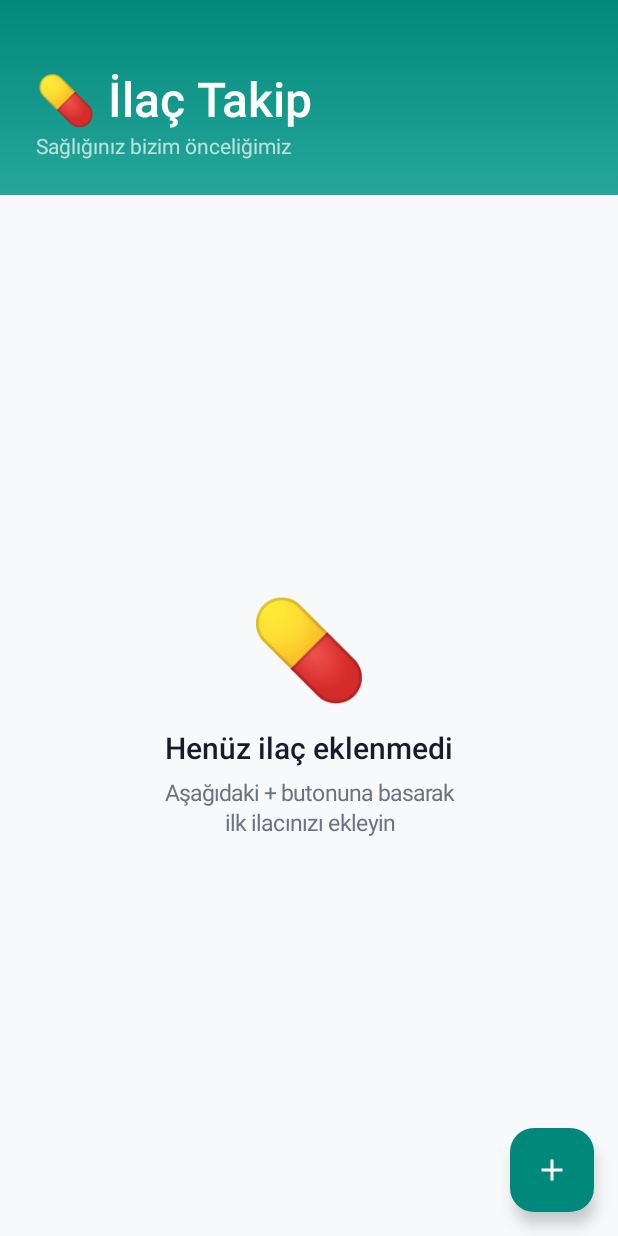
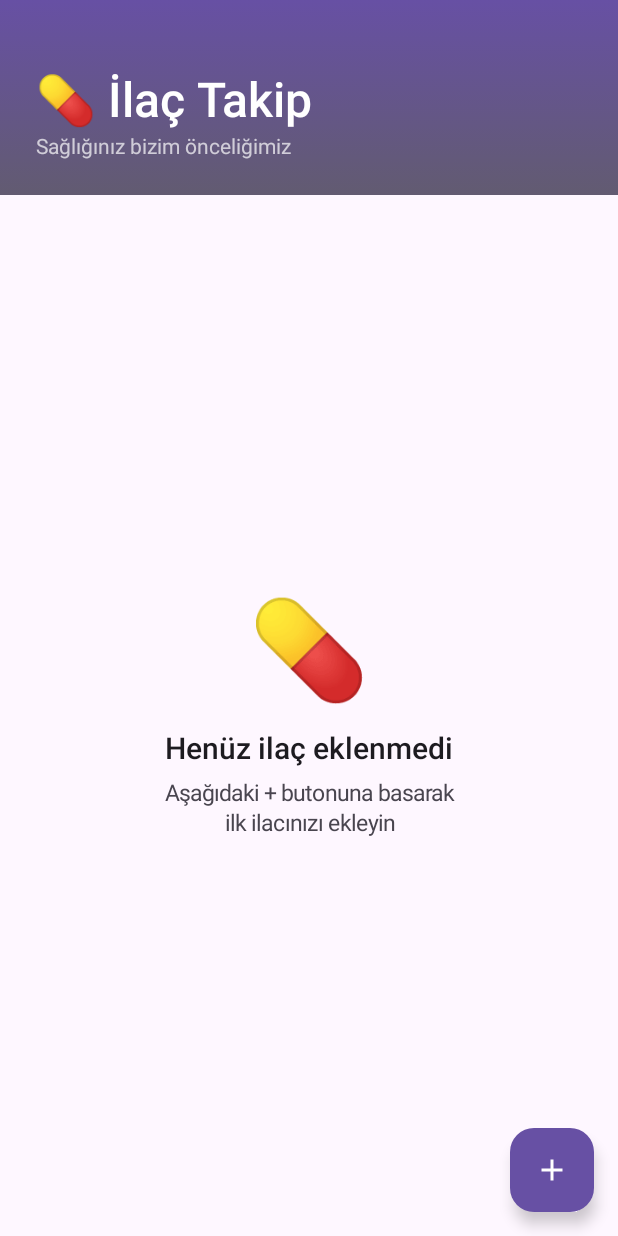
Before and after one commit to ARafiY/IlacTakip-kotlin, an Android app built with Jetpack Compose: the screen it shows after launch (MainActivity), on a phone screen of 412 x 824 dp. Run offline under Robolectric (Android 15) with nearby library versions, the phone set to English and light mode, and no system bars; missing, so only their content is drawn: IlacTakipTheme.

Commit message:
Fix: MainActivity's Compose UI never actually consumed the dynamic ColorScheme
IlacTakipTheme built a proper dynamicColorScheme()-based ColorScheme and
wrapped the content in MaterialTheme, but every color usage in
MainActivity.kt called colorResource(R.color.xxx) directly (the original
fixed teal/coral hex values) instead of MaterialTheme.colorScheme.xxx. The
dynamic scheme was computed and then completely ignored — so on a real
device, Material You dynamic color had zero visible effect, which is what
prompted this fix.

Brand/surface colors (background, primary, surface, onSurface,
onSurfaceVariant) now read from MaterialTheme.colorScheme, covering the
Scaffold background, FAB, header gradient (now primary→secondary instead
of a fixed gradient), medicine name/time/date/note text, card background,
Switch (dropped the custom color override entirely — M3's default Switch
colors already derive from colorScheme.primary), Checkbox, and the delete
icon tint.

Left as direct colorResource() on purpose: status_taken/status_missed and
the indicator_* colors. These are semantic state colors (taken/missed/
expired), not brand colors — they should stay put regardless of the
wallpaper, the same way a warning/error color shouldn't shift with a
dynamic accent.

AddMedicineActivity/AlarmActivity (still XML) have the same underlying
pattern — hardcoded @color/primary etc. instead of ?attr/colorPrimary — so
DynamicColors.applyToActivitiesIfAvailable() is similarly inert there
today. Not fixing that now since those two screens are getting fully
rewritten in Compose in the next phases anyway; fixing throwaway XML would
be wasted effort.

Verified: compileDebugKotlin, testDebugUnitTest (80 tests), assembleDebug
all succeed.

Co-Authored-By: Claude Sonnet 5 <noreply@anthropic.com>

```diff
--- a/app/src/main/java/com/YucelDigital/ilactakip/MainActivity.kt
+++ b/app/src/main/java/com/YucelDigital/ilactakip/MainActivity.kt
@@ -42,9 +42,9 @@ import androidx.compose.material3.Checkbox
 import androidx.compose.material3.CheckboxDefaults
 import androidx.compose.material3.FloatingActionButton
 import androidx.compose.material3.Icon
+import androidx.compose.material3.MaterialTheme
 import androidx.compose.material3.Scaffold
 import androidx.compose.material3.Switch
-import androidx.compose.material3.SwitchDefaults
 import androidx.compose.material3.Text
 import androidx.compose.material3.TextButton
 import androidx.compose.runtime.Composable
@@ -450,12 +450,12 @@ private fun MainScreen(
     onDeleteConfirmed: (Medicine) -> Unit,
 ) {
     Scaffold(
-        containerColor = colorResource(R.color.app_background),
+        containerColor = MaterialTheme.colorScheme.background,
         floatingActionButton = {
             FloatingActionButton(
                 onClick = onAddClick,
-                containerColor = colorResource(R.color.primary),
-                contentColor = colorResource(R.color.white),
+                containerColor = MaterialTheme.colorScheme.primary,
+                contentColor = MaterialTheme.colorScheme.onPrimary,
             ) {
                 Icon(painterResource(R.drawable.ic_add), contentDescription = "Yeni İlaç Ekle")
             }
@@ -493,27 +493,27 @@ private fun MainScreen(
 
 @Composable
 private fun Header() {
+    val primary = MaterialTheme.colorScheme.primary
+    val secondary = MaterialTheme.colorScheme.secondary
+    val onPrimary = MaterialTheme.colorScheme.onPrimary
+
     Column(
         modifier = Modifier
             .fillMaxWidth()
-            .background(
-                Brush.verticalGradient(
-                    listOf(colorResource(R.color.gradient_start), colorResource(R.color.gradient_end)),
-                ),
-            )
+            .background(Brush.verticalGradient(listOf(primary, secondary)))
             .padding(horizontal = 24.dp)
             .padding(top = 48.dp, bottom = 24.dp),
     ) {
         Text(
             text = "💊 İlaç Takip",
-            color = colorResource(R.color.white),
+            color = onPrimary,
             fontSize = 32.sp,
             fontWeight = FontWeight.Medium,
         )
         Spacer(Modifier.height(4.dp))
         Text(
             text = "Sağlığınız bizim önceliğimiz",
-            color = Color(0xB2FFFFFF),
+            color = onPrimary.copy(alpha = 0.7f),
             fontSize = 14.sp,
         )
     }
@@ -534,13 +534,13 @@ private fun EmptyState(modifier: Modifier = Modifier) {
             text = "Henüz ilaç eklenmedi",
             fontSize = 20.sp,
             fontWeight = FontWeight.Medium,
-            color = colorResource(R.color.text_primary),
+            color = MaterialTheme.colorScheme.onBackground,
         )
         Spacer(Modifier.height(8.dp))
         Text(
             text = "Aşağıdaki + butonuna basarak\nilk ilacınızı ekleyin",
             fontSize = 15.sp,
-            color = colorResource(R.color.text_secondary),
+            color = MaterialTheme.colorScheme.onSurfaceVariant,
             textAlign = TextAlign.Center,
             lineHeight = 19.5.sp,
         )
@@ -607,7 +607,7 @@ private fun MedicineCard(
         onClick = onClick,
         modifier = Modifier.fillMaxWidth(),
         shape = RoundedCornerShape(16.dp),
-        colors = CardDefaults.cardColors(containerColor = colorResource(R.color.surface_color)),
+        colors = CardDefaults.cardColors(containerColor = MaterialTheme.colorScheme.surface),
         elevation = CardDefaults.cardElevation(defaultElevation = 2.dp),
     ) {
         Row(modifier = Modifier.fillMaxWidth()) {
@@ -638,10 +638,9 @@ private fun MedicineCard(
                         checked = medicine.isActive,
                         onCheckedChange = onActiveChanged,
                         enabled = !isExpired,
-                        colors = SwitchDefaults.colors(
-                            checkedThumbColor = colorResource(R.color.switch_thumb),
-                            checkedTrackColor = colorResource(R.color.switch_track),
-                        ),
+                        // Özel renk vermiyoruz — M3'ün varsayılan Switch renkleri zaten
+                        // MaterialTheme.colorScheme.primary'den geliyor, dynamic color'ı
+                        // otomatik takip eder.
                     )
                 }
 
@@ -651,7 +650,7 @@ private fun MedicineCard(
                     text = medicine.name,
                     fontSize = 18.sp,
                     fontWeight = FontWeight.Medium,
-                    color = colorResource(R.color.text_primary),
+                    color = MaterialTheme.colorScheme.onSurface,
                     maxLines = 1,
                     overflow = TextOverflow.Ellipsis,
                 )
@@ -664,7 +663,7 @@ private fun MedicineCard(
                         text = timeText,
                         fontSize = 15.sp,
                         fontWeight = FontWeight.Medium,
-                        color = colorResource(R.color.primary),
+                        color = MaterialTheme.colorScheme.primary,
                     )
                     if (!medicine.isUseCustomDays && !dateRange.isNullOrEmpty()) {
                         Spacer(Modifier.width(12.dp))
@@ -672,7 +671,7 @@ private fun MedicineCard(
                         Text(
                             text = dateRange,
                             fontSize = 12.sp,
-                            color = colorResource(R.color.text_secondary),
+                            color = MaterialTheme.colorScheme.onSurfaceVariant,
                             maxLines = 1,
                             overflow = TextOverflow.Ellipsis,
                         )
@@ -688,7 +687,7 @@ private fun MedicineCard(
                         Text(
                             text = note,
                             fontSize = 13.sp,
-                            color = colorResource(R.color.text_secondary),
+                            color = MaterialTheme.colorScheme.onSurfaceVariant,
                             maxLines = 1,
                             overflow = TextOverflow.Ellipsis,
                         )
@@ -704,13 +703,13 @@ private fun MedicineCard(
                     checked = medicine.isTaken,
                     onCheckedChange = { if (!isExpired) onTakenChanged(it) },
                     enabled = !isExpired,
-                    colors = CheckboxDefaults.colors(checkedColor = colorResource(R.color.primary)),
+                    colors = CheckboxDefaults.colors(checkedColor = MaterialTheme.colorScheme.primary),
                 )
                 Spacer(Modifier.height(8.dp))
                 Icon(
                     painter = painterResource(R.drawable.ic_delete),
                     contentDescription = "Sil",
-                    tint = colorResource(R.color.gray),
+                    tint = MaterialTheme.colorScheme.onSurfaceVariant,
                     modifier = Modifier
                         .size(22.dp)
                         .clickable { showDeleteDialog = true },
```
